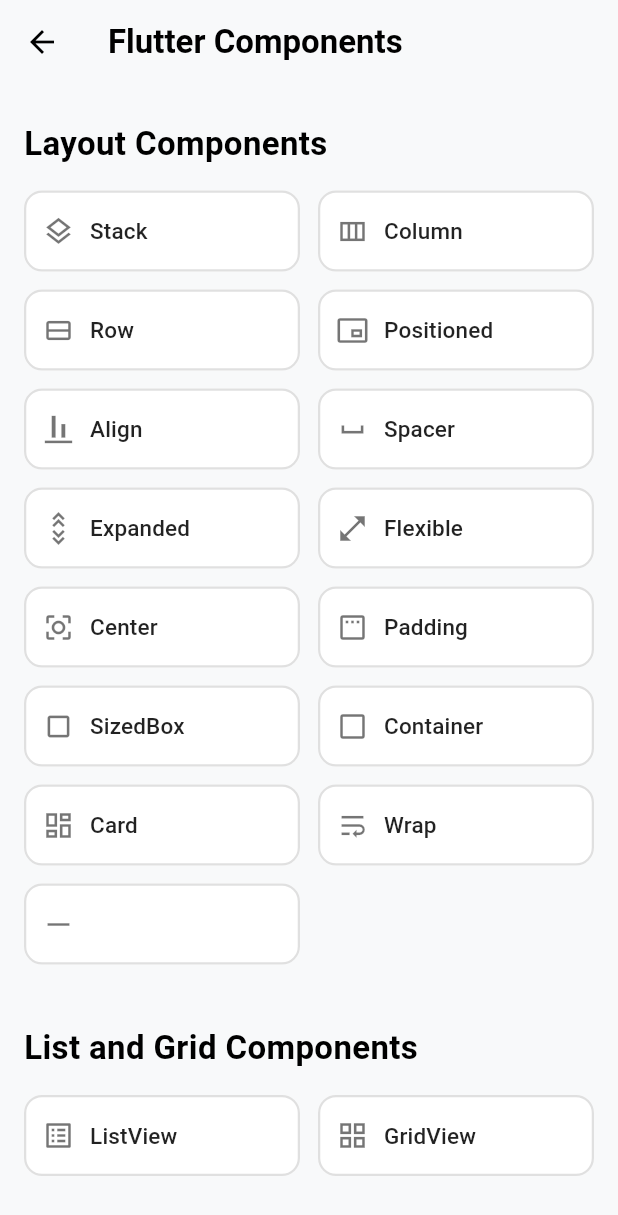
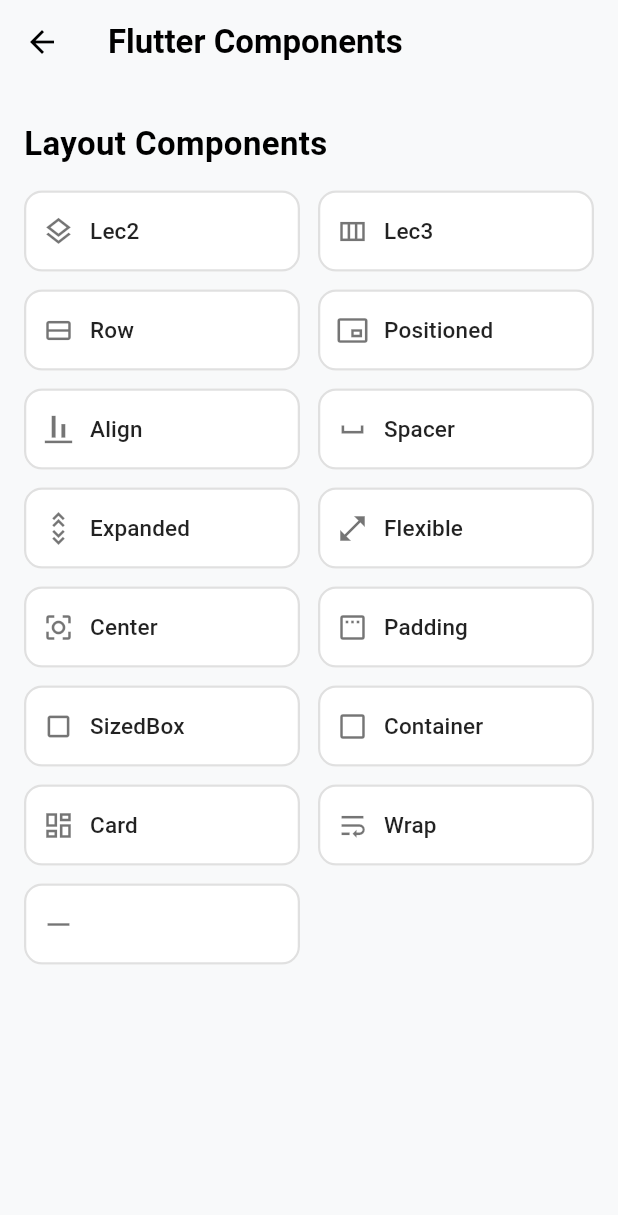
Before and after one commit to AgMarwanAg/componentkit, a Flutter app: the HomeScreen screen opened directly, on a phone screen of 412 x 824 dp. Shown: the top 1215 px of the screen. Run offline on Flutter 3.47's test engine with Material 3 defaults, Android fonts, the phone set to English and light mode, and no system bars; our stand-ins replace flutter_highlight.

Commit message:
feat(navigation): add navigation to lecture screens and configure formatter
- Add navigation routes for Lec2 and Lec3 screens in home screen
- Configure dart formatter with 40 character line length limit
- Update main.dart to include all routes and disable debug banner
- Remove unused list and grid components section from home screen
- Fix indentation in HomeScreen build method

```diff
--- a/lib/home_screen.dart
+++ b/lib/home_screen.dart
@@ -4,12 +4,12 @@
   static const routeName = '/home';
   const HomeScreen({super.key});
 
-    @override
+  @override
   Widget build(BuildContext context) {
     // Data for the component buttons
     List<Map<String, dynamic>> _layoutComponents = [
-      {'icon': Icons.layers_outlined, 'label': 'Stack'},
-      {'icon': Icons.view_column_outlined, 'label': 'Column'},
+      {'icon': Icons.layers_outlined, 'label': 'Lec2'},
+      {'icon': Icons.view_column_outlined, 'label': 'Lec3'},
       {'icon': Icons.view_stream_outlined, 'label': 'Row'},
       {'icon': Icons.picture_in_picture_alt_outlined, 'label': 'Positioned'},
       {'icon': Icons.align_vertical_bottom_outlined, 'label': 'Align'},
@@ -25,10 +25,6 @@
       {'icon': Icons.horizontal_rule_outlined, 'label': ''}, // Icon-only button
     ];
 
-    List<Map<String, dynamic>> _listAndGridComponents = [
-      {'icon': Icons.list_alt_outlined, 'label': 'ListView'},
-      {'icon': Icons.grid_view_outlined, 'label': 'GridView'},
-    ];
     return Scaffold(
       backgroundColor: const Color(0xFFF8F9FA), // Light grey background
       appBar: AppBar(
@@ -49,17 +45,13 @@
         padding: const EdgeInsets.symmetric(horizontal: 16.0),
         children: [
           const _SectionHeader(title: 'Layout Components'),
-          _buildComponentGrid(_layoutComponents),
-          const SizedBox(height: 16.0),
-          const _SectionHeader(title: 'List and Grid Components'),
-          _buildComponentGrid(_listAndGridComponents),
-          const SizedBox(height: 24.0),
+          _buildComponentGrid(_layoutComponents, context),
         ],
       ),
     );
   }
 
-  Widget _buildComponentGrid(List<Map<String, dynamic>> components) {
+  Widget _buildComponentGrid(List<Map<String, dynamic>> components, BuildContext context) {
     return Wrap(
       spacing: 12.0,
       runSpacing: 12.0,
@@ -68,8 +60,12 @@
           icon: component['icon'] as IconData,
           label: component['label'] as String,
           onPressed: () {
-            // TODO: Handle button tap
-            print('${component['label']} tapped');
+            if (component['label'] == "Lec2") {
+              Navigator.pushNamed(context, '/lec2');
+            }
+            if (component['label'] == "Lec3") {
+              Navigator.pushNamed(context, '/lec3');
+            }
           },
         );
       }).toList(),
```
Also changed, not shown: analysis_options.yaml (+11 -0 lines), lib/lec_3.dart (added, +65 -0 lines), lib/main.dart (+8 -1 lines).
